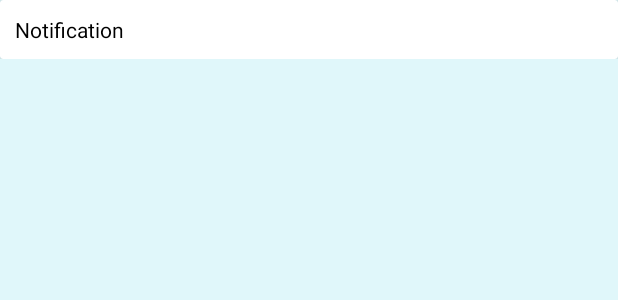
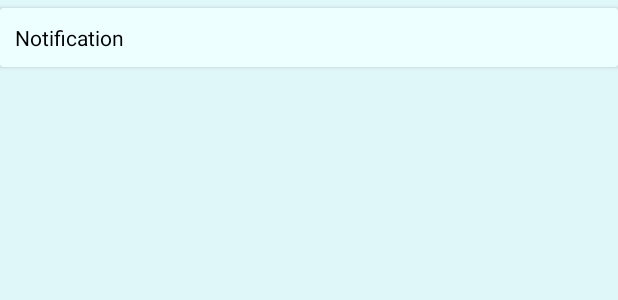
Before and after one commit to TheArhaam/Android-StudentAMS, an Android app: the layout list_notifications.xml on its own in the app's theme, with its tools: preview values and no code run, on a phone screen of 412 x 824 dp. Shown: the top 300 px of the screen. Run offline under Robolectric (Android 15) with nearby library versions, the phone set to English and light mode, and no system bars.

Commit message:
Implemented the notification for low attendance

```diff
--- a/app/src/main/res/layout/list_notifications.xml
+++ b/app/src/main/res/layout/list_notifications.xml
@@ -2,11 +2,15 @@
 <LinearLayout xmlns:android="http://schemas.android.com/apk/res/android"
     android:layout_width="match_parent"
     android:layout_height="wrap_content"
+    xmlns:app="http://schemas.android.com/apk/res-auto"
     android:orientation="vertical">
 
     <androidx.cardview.widget.CardView
         android:layout_width="match_parent"
-        android:layout_height="match_parent">
+        android:layout_height="match_parent"
+        app:cardBackgroundColor="@color/colorCardBackground"
+        android:layout_marginTop="5dp"
+        android:layout_marginBottom="5dp">
 
         <LinearLayout
             android:layout_width="match_parent"
```
Also changed, not shown: app/src/main/java/com/example/studentams/NotificationsFragment.java (+23 -14 lines).
